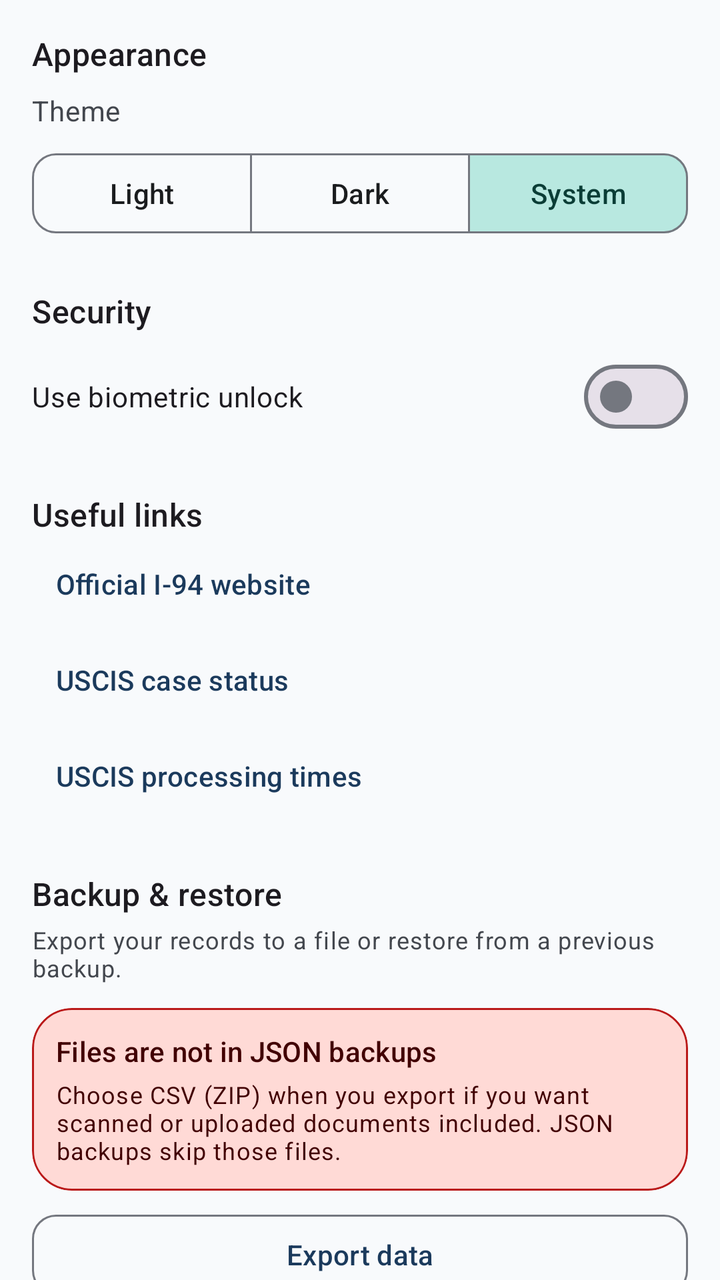
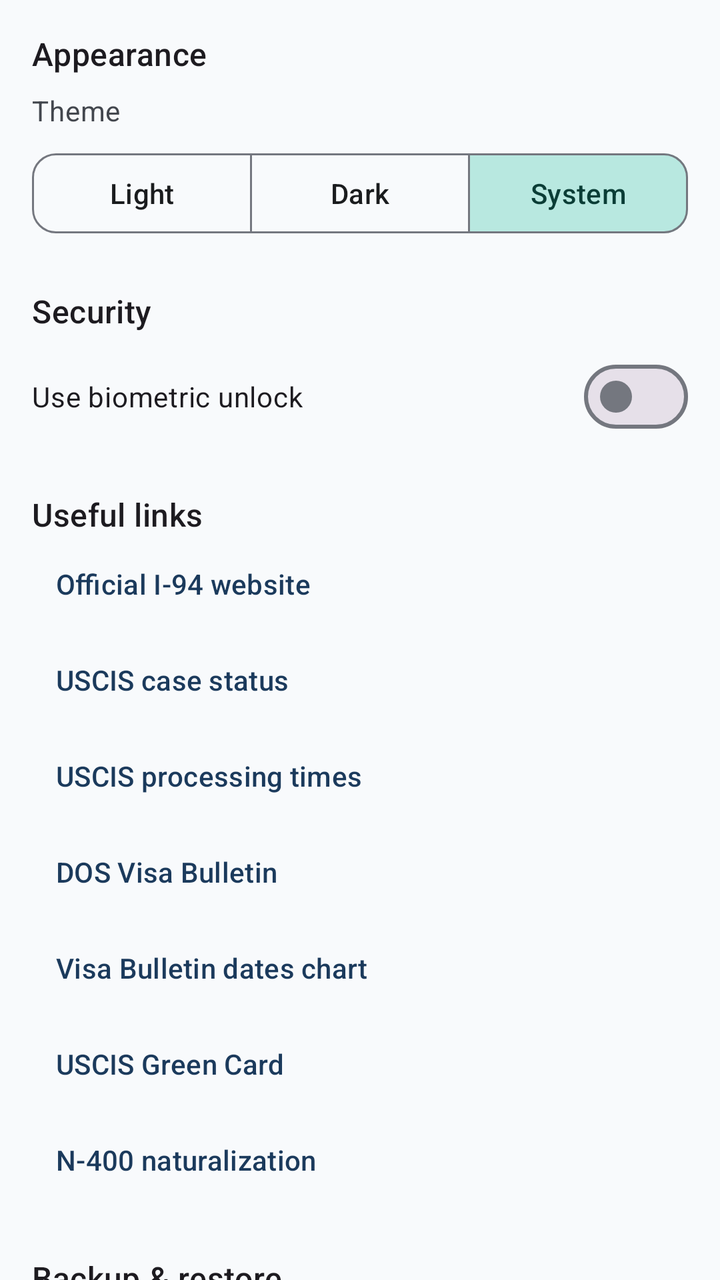

Before-and-after screenshots of an Android layout around one commit, followed by the original layout XML and the change that was made.
<!-- AndroidManifest.xml: application theme Theme.ImmigrantVault -->
<!-- res/layout/fragment_settings.xml -->
<?xml version="1.0" encoding="utf-8"?>
<androidx.core.widget.NestedScrollView xmlns:android="http://schemas.android.com/apk/res/android"
    xmlns:app="http://schemas.android.com/apk/res-auto"
    android:layout_width="match_parent"
    android:layout_height="match_parent"
    android:clipToPadding="false"
    android:padding="@dimen/screen_padding"
    android:paddingBottom="32dp">

    <LinearLayout
        android:layout_width="match_parent"
        android:layout_height="wrap_content"
        android:orientation="vertical">

        <TextView
            android:layout_width="match_parent"
            android:layout_height="wrap_content"
            android:text="@string/settings_appearance"
            android:textAppearance="?attr/textAppearanceTitleMedium" />

        <TextView
            android:layout_width="match_parent"
            android:layout_height="wrap_content"
            android:layout_marginTop="8dp"
            android:text="@string/settings_theme"
            android:textAppearance="?attr/textAppearanceBodyMedium"
            android:textColor="?attr/colorOnSurfaceVariant" />

        <com.google.android.material.button.MaterialButtonToggleGroup
            android:id="@+id/theme_toggle"
            android:layout_width="match_parent"
            android:layout_height="wrap_content"
            android:layout_marginTop="8dp"
            app:checkedButton="@+id/theme_system"
            app:selectionRequired="true"
            app:singleSelection="true">

            <com.google.android.material.button.MaterialButton
                android:id="@+id/theme_light"
                style="@style/Widget.ImmigrantVault.Button.Outlined"
                android:layout_width="0dp"
                android:layout_height="wrap_content"
                android:layout_weight="1"
                android:text="@string/settings_theme_light" />

            <com.google.android.material.button.MaterialButton
                android:id="@+id/theme_dark"
                style="@style/Widget.ImmigrantVault.Button.Outlined"
                android:layout_width="0dp"
                android:layout_height="wrap_content"
                android:layout_weight="1"
                android:text="@string/settings_theme_dark" />

            <com.google.android.material.button.MaterialButton
                android:id="@+id/theme_system"
                style="@style/Widget.ImmigrantVault.Button.Outlined"
                android:layout_width="0dp"
                android:layout_height="wrap_content"
                android:layout_weight="1"
                android:text="@string/settings_theme_system" />

        </com.google.android.material.button.MaterialButtonToggleGroup>

        <TextView
            android:layout_width="match_parent"
            android:layout_height="wrap_content"
            android:layout_marginTop="24dp"
            android:text="@string/settings_security"
            android:textAppearance="?attr/textAppearanceTitleMedium" />

        <com.google.android.material.materialswitch.MaterialSwitch
            android:id="@+id/switch_biometric"
            android:layout_width="match_parent"
            android:layout_height="wrap_content"
            android:layout_marginTop="8dp"
            android:text="@string/settings_biometric" />

        <TextView
            android:layout_width="match_parent"
            android:layout_height="wrap_content"
            android:layout_marginTop="24dp"
            android:text="@string/settings_links"
            android:textAppearance="?attr/textAppearanceTitleMedium" />

        <com.google.android.material.button.MaterialButton
            android:id="@+id/link_i94"
            style="@style/Widget.ImmigrantVault.Button.Text"
            android:layout_width="match_parent"
            android:layout_height="wrap_content"
            android:gravity="start|center_vertical"
            android:text="@string/settings_link_i94" />

        <com.google.android.material.button.MaterialButton
            android:id="@+id/link_uscis"
            style="@style/Widget.ImmigrantVault.Button.Text"
            android:layout_width="match_parent"
            android:layout_height="wrap_content"
            android:gravity="start|center_vertical"
            android:text="@string/settings_link_uscis" />

        <com.google.android.material.button.MaterialButton
            android:id="@+id/link_processing"
            style="@style/Widget.ImmigrantVault.Button.Text"
            android:layout_width="match_parent"
            android:layout_height="wrap_content"
            android:gravity="start|center_vertical"
            android:text="@string/settings_link_processing" />

        <TextView
            android:layout_width="match_parent"
            android:layout_height="wrap_content"
            android:layout_marginTop="24dp"
            android:text="@string/settings_backup"
            android:textAppearance="?attr/textAppearanceTitleMedium" />

        <TextView
            android:layout_width="match_parent"
            android:layout_height="wrap_content"
            android:layout_marginTop="4dp"
            android:text="@string/settings_backup_description"
            android:textAppearance="?attr/textAppearanceBodySmall"
            android:textColor="?attr/colorOnSurfaceVariant" />

        <com.google.android.material.card.MaterialCardView
            android:layout_width="match_parent"
            android:layout_height="wrap_content"
            android:layout_marginTop="12dp"
            app:cardBackgroundColor="?attr/colorErrorContainer"
            app:cardElevation="0dp"
            app:contentPadding="12dp"
            app:strokeColor="?attr/colorError"
            app:strokeWidth="1dp">

            <LinearLayout
                android:layout_width="match_parent"
                android:layout_height="wrap_content"
                android:orientation="vertical">

                <TextView
                    android:layout_width="match_parent"
                    android:layout_height="wrap_content"
                    android:text="@string/files_backup_note_title"
                    android:textAppearance="?attr/textAppearanceTitleSmall"
                    android:textColor="?attr/colorOnErrorContainer" />

                <TextView
                    android:layout_width="match_parent"
                    android:layout_height="wrap_content"
                    android:layout_marginTop="4dp"
                    android:text="@string/files_backup_note"
                    android:textAppearance="?attr/textAppearanceBodySmall"
                    android:textColor="?attr/colorOnErrorContainer" />

            </LinearLayout>

        </com.google.android.material.card.MaterialCardView>

        <com.google.android.material.button.MaterialButton
            android:id="@+id/button_export"
            style="@style/Widget.ImmigrantVault.Button.Outlined"
            android:layout_width="match_parent"
            android:layout_height="wrap_content"
            android:layout_marginTop="8dp"
            android:text="@string/settings_export" />

        <com.google.android.material.button.MaterialButton
            android:id="@+id/button_import"
            style="@style/Widget.ImmigrantVault.Button.Outlined"
            android:layout_width="match_parent"
            android:layout_height="wrap_content"
            android:layout_marginTop="8dp"
            android:text="@string/settings_import" />

        <com.google.android.material.progressindicator.LinearProgressIndicator
            android:id="@+id/progress_backup"
            android:layout_width="match_parent"
            android:layout_height="wrap_content"
            android:layout_marginTop="8dp"
            android:indeterminate="true"
            android:visibility="gone" />

        <TextView
            android:layout_width="match_parent"
            android:layout_height="wrap_content"
            android:layout_marginTop="24dp"
            android:text="@string/settings_privacy"
            android:textAppearance="?attr/textAppearanceBodyMedium"
            android:textColor="?attr/colorOnSurfaceVariant" />

        <TextView
            android:layout_width="match_parent"
            android:layout_height="wrap_content"
            android:layout_marginTop="8dp"
            android:text="@string/settings_about"
            android:textAppearance="?attr/textAppearanceBodySmall"
            android:textColor="?attr/colorOnSurfaceVariant" />

    </LinearLayout>

</androidx.core.widget.NestedScrollView>
<!-- resources referenced by this layout -->
<resources>
  <dimen name="screen_padding">16dp</dimen>
  <string name="files_backup_note">Choose CSV (ZIP) when you export if you want scanned or uploaded documents included. JSON backups skip those files.</string>
  <string name="files_backup_note_title">Files are not in JSON backups</string>
  <string name="settings_about">ImmigrantVault helps you organize immigration records for you and your family.</string>
  <string name="settings_appearance">Appearance</string>
  <string name="settings_backup">Backup &amp; restore</string>
  <string name="settings_backup_description">Export your records to a file or restore from a previous backup.</string>
  <string name="settings_biometric">Use biometric unlock</string>
  <string name="settings_export">Export data</string>
  <string name="settings_import">Import data</string>
  <string name="settings_link_i94">Official I-94 website</string>
  <string name="settings_link_processing">USCIS processing times</string>
  <string name="settings_link_uscis">USCIS case status</string>
  <string name="settings_links">Useful links</string>
  <string name="settings_privacy">All data is stored locally on this device. No cloud sync.</string>
  <string name="settings_security">Security</string>
  <string name="settings_theme">Theme</string>
  <string name="settings_theme_dark">Dark</string>
  <string name="settings_theme_light">Light</string>
  <string name="settings_theme_system">System</string>
  <style name="Theme.ImmigrantVault" parent="Base.Theme.ImmigrantVault" />
  <style name="ShapeAppearance.ImmigrantVault.SmallComponent" parent="ShapeAppearance.Material3.SmallComponent">
          <item name="cornerFamily">rounded</item>
          <item name="cornerSize">@dimen/corner_small</item>
      </style>
  <dimen name="corner_small">12dp</dimen>
  <color name="md_theme_primary">#1B3A5C</color>
  <color name="md_theme_on_primary">#FFFFFF</color>
  <color name="md_theme_primary_container">#D4E3F3</color>
  <color name="md_theme_on_primary_container">#0A1F33</color>
  <color name="md_theme_secondary">#2A9D8F</color>
  <color name="md_theme_on_secondary">#FFFFFF</color>
  <color name="md_theme_secondary_container">#B8E8E0</color>
  <color name="md_theme_on_secondary_container">#0A3D36</color>
  <color name="md_theme_tertiary">#E9C46A</color>
  <color name="md_theme_on_tertiary">#3D2F00</color>
  <color name="md_theme_tertiary_container">#FFF0C2</color>
  <color name="md_theme_on_tertiary_container">#4A3800</color>
  <color name="md_theme_error">#BA1A1A</color>
  <color name="md_theme_on_error">#FFFFFF</color>
  <color name="md_theme_error_container">#FFDAD6</color>
  <color name="md_theme_on_error_container">#410002</color>
  <color name="md_theme_background">#F8FAFC</color>
  <color name="md_theme_on_background">#1A1C1E</color>
  <color name="md_theme_surface">#FFFFFF</color>
  <color name="md_theme_on_surface">#1A1C1E</color>
  <color name="md_theme_surface_variant">#E8EEF4</color>
  <color name="md_theme_on_surface_variant">#43474E</color>
  <color name="md_theme_outline">#74777F</color>
  <color name="md_theme_outline_variant">#C4C7CF</color>
  <style name="ThemeOverlay.ImmigrantVault.BottomSheetDialog" parent="ThemeOverlay.Material3.BottomSheetDialog">
          <item name="bottomSheetStyle">@style/Widget.ImmigrantVault.BottomSheet</item>
      </style>
  <dimen name="corner_medium">16dp</dimen>
  <dimen name="corner_extra_large">28dp</dimen>
  <dimen name="corner_large">20dp</dimen>
  <dimen name="elevation_card">2dp</dimen>
  <!-- unchanged entries left out for length: 11 -->
</resources>

<!-- the commit's change to res/layout/fragment_settings.xml (unified diff, before → after) -->
@@ -106,6 +106,38 @@
             android:gravity="start|center_vertical"
             android:text="@string/settings_link_processing" />
 
+        <com.google.android.material.button.MaterialButton
+            android:id="@+id/link_visa_bulletin"
+            style="@style/Widget.ImmigrantVault.Button.Text"
+            android:layout_width="match_parent"
+            android:layout_height="wrap_content"
+            android:gravity="start|center_vertical"
+            android:text="@string/settings_link_visa_bulletin" />
+
+        <com.google.android.material.button.MaterialButton
+            android:id="@+id/link_visa_bulletin_dates"
+            style="@style/Widget.ImmigrantVault.Button.Text"
+            android:layout_width="match_parent"
+            android:layout_height="wrap_content"
+            android:gravity="start|center_vertical"
+            android:text="@string/settings_link_visa_bulletin_dates" />
+
+        <com.google.android.material.button.MaterialButton
+            android:id="@+id/link_green_card"
+            style="@style/Widget.ImmigrantVault.Button.Text"
+            android:layout_width="match_parent"
+            android:layout_height="wrap_content"
+            android:gravity="start|center_vertical"
+            android:text="@string/settings_link_green_card" />
+
+        <com.google.android.material.button.MaterialButton
+            android:id="@+id/link_n400"
+            style="@style/Widget.ImmigrantVault.Button.Text"
+            android:layout_width="match_parent"
+            android:layout_height="wrap_content"
+            android:gravity="start|center_vertical"
+            android:text="@string/settings_link_n400" />
+
         <TextView
             android:layout_width="match_parent"
             android:layout_height="wrap_content"
<!-- resource entries referenced after the edit -->
@@ -10,9 +10,13 @@
   <string name="settings_biometric">Use biometric unlock</string>
   <string name="settings_export">Export data</string>
   <string name="settings_import">Import data</string>
+  <string name="settings_link_green_card">USCIS Green Card</string>
   <string name="settings_link_i94">Official I-94 website</string>
+  <string name="settings_link_n400">N-400 naturalization</string>
   <string name="settings_link_processing">USCIS processing times</string>
   <string name="settings_link_uscis">USCIS case status</string>
+  <string name="settings_link_visa_bulletin">DOS Visa Bulletin</string>
+  <string name="settings_link_visa_bulletin_dates">Visa Bulletin dates chart</string>
   <string name="settings_links">Useful links</string>
   <string name="settings_privacy">All data is stored locally on this device. No cloud sync.</string>
   <string name="settings_security">Security</string>
